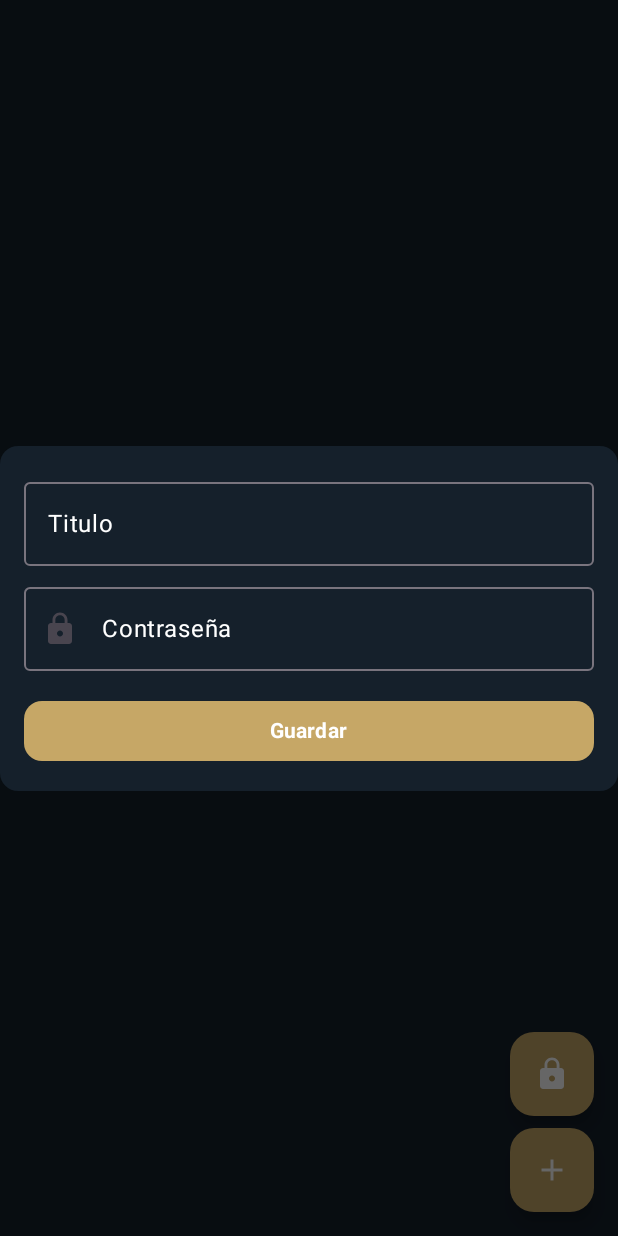
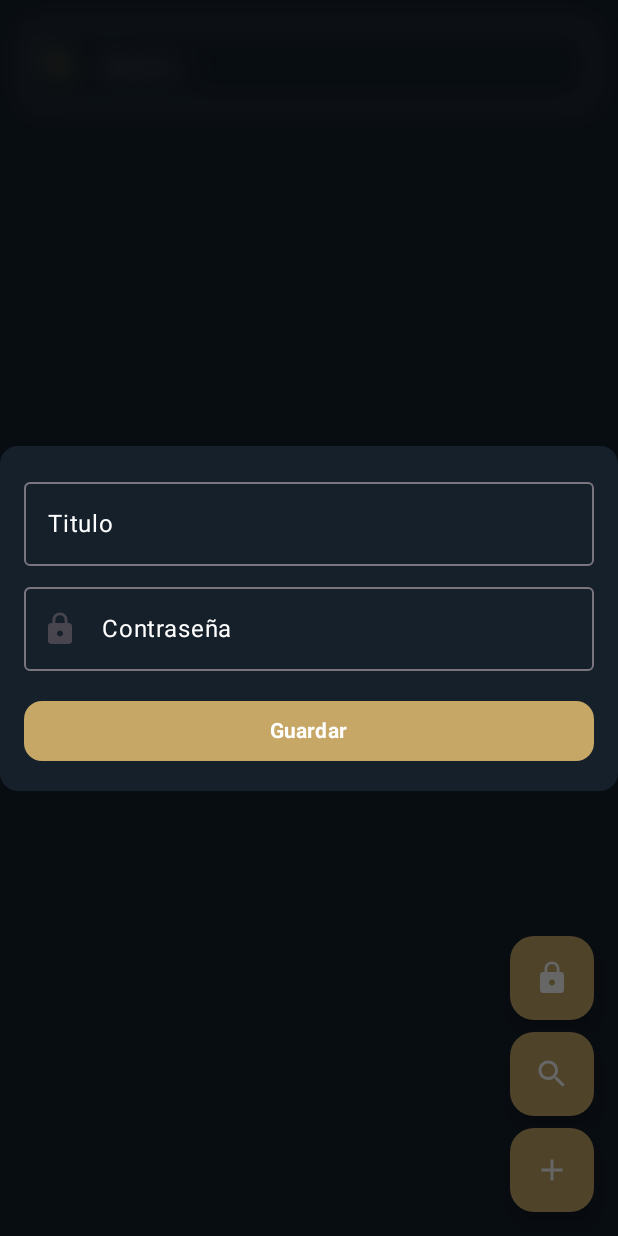
Before and after one commit to SantiagoGrinblat/PasswordManager, an Android app built with Jetpack Compose: the composable SecurityScreen shown on its own in the app's theme, after a tap on "Icon Add", on a phone screen of 412 x 824 dp. Run offline under Robolectric (Android 15) with nearby library versions, the phone set to English and light mode, and no system bars; our stand-ins replace Room's generated code; 2 other taps on this screen came first.

Commit message:
Se agreggo una barra de busqueda en la lista y se modifico la mudularidad del codigo

```diff
--- a/app/build.gradle.kts
+++ b/app/build.gradle.kts
@@ -14,8 +14,8 @@ android {
     applicationId = "com.santidev.passwordmanager"
     minSdk = 28
     targetSdk = 35
-    versionCode = 1
-    versionName = "1.0"
+    versionCode = 3
+    versionName = "1.0.2"
 
     testInstrumentationRunner = "androidx.test.runner.AndroidJUnitRunner"
   }
@@ -39,6 +39,7 @@ android {
 }
 
 dependencies {
+
   implementation(libs.androidx.navigation.compose)
   implementation(libs.kotlinx.serialization.json)
 
--- a/app/src/main/java/com/santidev/passwordmanager/MainViewModel.kt
+++ b/app/src/main/java/com/santidev/passwordmanager/MainViewModel.kt
@@ -2,6 +2,7 @@ package com.santidev.passwordmanager
 
 import androidx.lifecycle.ViewModel
 import androidx.lifecycle.viewModelScope
+import com.santidev.passwordmanager.database.PasswordDao
 import com.santidev.passwordmanager.database.PasswordEntity
 import com.santidev.passwordmanager.database.SecretDatabase
 import kotlinx.coroutines.CoroutineScope
@@ -19,6 +20,9 @@ class MainViewModel: ViewModel(), KoinComponent {
 
   private val _passwords = MutableStateFlow<List<PasswordEntity>>(emptyList())
   val passwordsViewModel = _passwords.asStateFlow()
+
+  private val _searchQuery = MutableStateFlow("")
+  val searchQuery = _searchQuery.asStateFlow()
 
   init {
     getAll()
@@ -41,7 +45,7 @@ class MainViewModel: ViewModel(), KoinComponent {
     viewModelScope.launch(Dispatchers.IO) {
       launchIO {
         dao.getPasswords().collect { result ->
-          _passwords.update { result }
+          _passwords.value = result
         }
       }
     }
@@ -53,4 +57,19 @@ class MainViewModel: ViewModel(), KoinComponent {
     }
   }
 
+  fun search(query: String) {
+    _searchQuery.value = query
+    viewModelScope.launch(Dispatchers.IO) {
+      if (query.isEmpty()) {
+        dao.getPasswords().collect { result ->
+          _passwords.value = result
+        }
+      } else {
+        dao.searchPasswords(query).collect { result ->
+          _passwords.value = result
+        }
+      }
+    }
+  }
+
 }
--- a/app/src/main/java/com/santidev/passwordmanager/database/PasswordDao.kt
+++ b/app/src/main/java/com/santidev/passwordmanager/database/PasswordDao.kt
@@ -17,4 +17,7 @@ interface PasswordDao {
 
   @Delete
   suspend fun deletePassword(password: PasswordEntity)
+
+  @Query("SELECT * FROM passwords WHERE title LIKE '%' || :searchQuery || '%' ")
+  fun searchPasswords(searchQuery: String): Flow<List<PasswordEntity>>
 }
--- /dev/null
+++ b/app/src/main/java/com/santidev/passwordmanager/ui/components/PasswordDialog.kt
@@ -0,0 +1,106 @@
+package com.santidev.passwordmanager.ui.components
+
+import androidx.compose.foundation.background
+import androidx.compose.foundation.layout.Box
+import androidx.compose.foundation.layout.Column
+import androidx.compose.foundation.layout.Spacer
+import androidx.compose.foundation.layout.fillMaxSize
+import androidx.compose.foundation.layout.fillMaxWidth
+import androidx.compose.foundation.layout.height
+import androidx.compose.foundation.layout.padding
+import androidx.compose.foundation.shape.RoundedCornerShape
+import androidx.compose.material.icons.Icons
+import androidx.compose.material.icons.filled.Lock
+import androidx.compose.material3.Button
+import androidx.compose.material3.ButtonDefaults
+import androidx.compose.material3.Icon
+import androidx.compose.material3.MaterialTheme
+import androidx.compose.material3.OutlinedTextField
+import androidx.compose.material3.OutlinedTextFieldDefaults
+import androidx.compose.material3.Text
+import androidx.compose.runtime.Composable
+import androidx.compose.runtime.mutableStateOf
+import androidx.compose.runtime.remember
+import androidx.compose.ui.Alignment
+import androidx.compose.ui.Modifier
+import androidx.compose.ui.draw.clip
+import androidx.compose.ui.graphics.Color
+import androidx.compose.ui.text.font.FontWeight
+import androidx.compose.ui.unit.dp
+import androidx.compose.ui.window.Dialog
+
+@Composable
+fun PasswordDialog(
+  onDismiss: () -> Unit,
+  onSave: (title: String, password: String) -> Unit
+) {
+  Dialog(onDismissRequest = onDismiss) {
+    Box(
+      modifier = Modifier.fillMaxSize(),
+      contentAlignment = Alignment.Center
+    ) {
+      Column(
+        modifier = Modifier
+          .fillMaxWidth()
+          .clip(RoundedCornerShape(12.dp))
+          .background(MaterialTheme.colorScheme.background)
+          .padding(16.dp)
+      ) {
+        val title = remember { mutableStateOf("") }
+        val secretPassword = remember { mutableStateOf("") }
+
+        OutlinedTextField(
+          value = title.value,
+          onValueChange = { title.value = it },
+          modifier = Modifier.fillMaxWidth(),
+          label = { Text(text = "Titulo", color = Color.White) },
+          colors = OutlinedTextFieldDefaults.colors(
+            focusedTextColor = Color.White,
+            unfocusedTextColor = Color.White
+          )
+        )
+
+        Spacer(modifier = Modifier.height(6.dp))
+
+        OutlinedTextField(
+          value = secretPassword.value,
+          onValueChange = { secretPassword.value = it },
+          modifier = Modifier.fillMaxWidth(),
+          label = { Text(text = "Contraseña", color = Color.White) },
+          colors = OutlinedTextFieldDefaults.colors(
+            focusedTextColor = Color.White,
+            unfocusedTextColor = Color.White
+          ),
+          leadingIcon = {
+            Icon(
+              imageVector = Icons.Default.Lock,
+              contentDescription = "Lock Icon"
+            )
+          }
+        )
+
+        Spacer(modifier = Modifier.height(16.dp))
+
+        Button(
+          onClick = {
+            if (secretPassword.value.isNotEmpty() && title.value.isNotEmpty()) {
+              onSave(title.value, secretPassword.value)
+              onDismiss()
+            }
+          },
+          modifier = Modifier.fillMaxWidth(),
+          colors = ButtonDefaults.buttonColors(
+            containerColor = Color(0xFFC6A766)
+          ),
+          shape = RoundedCornerShape(12.dp)
+        ) {
+          Text(
+            text = "Guardar",
+            color = Color.White,
+            fontWeight = FontWeight.Bold
+          )
+        }
+      }
+    }
+  }
+}
--- a/app/src/main/java/com/santidev/passwordmanager/ui/screens/SavePassword.kt
+++ b/app/src/main/java/com/santidev/passwordmanager/ui/screens/SavePassword.kt
@@ -21,12 +21,15 @@ import androidx.compose.foundation.lazy.items
 import androidx.compose.foundation.shape.RoundedCornerShape
 import androidx.compose.material.icons.Icons
 import androidx.compose.material.icons.filled.Add
+import androidx.compose.material.icons.filled.Close
 import androidx.compose.material.icons.filled.Lock
+import androidx.compose.material.icons.filled.Search
 import androidx.compose.material3.Button
 import androidx.compose.material3.ButtonDefaults
 import androidx.compose.material3.FloatingActionButton
 import androidx.compose.material3.HorizontalDivider
 import androidx.compose.material3.Icon
+import androidx.compose.material3.IconButton
 import androidx.compose.material3.MaterialTheme
 import androidx.compose.material3.OutlinedTextField
 import androidx.compose.material3.OutlinedTextFieldDefaults
@@ -60,20 +63,19 @@ import androidx.lifecycle.viewmodel.compose.viewModel
 import com.santidev.passwordmanager.MainViewModel
 import com.santidev.passwordmanager.R
 import com.santidev.passwordmanager.biometric.BiometricHelper
+import com.santidev.passwordmanager.ui.components.PasswordDialog
+import com.santidev.passwordmanager.ui.components.PasswordListItem
+import com.santidev.passwordmanager.ui.components.PasswordSearchBar
 import com.santidev.passwordmanager.utils.CopyButton
 
 @Composable
 fun SavePassword() {
-
   SecurityScreen()
-
 }
 
 @Composable
 fun SecurityScreen() {
-  val authorized = remember {
-    mutableStateOf(false)
-  }
+  val authorized = remember { mutableStateOf(false) }
   val context = LocalContext.current
 
   val authorize: () -> Unit = {
@@ -92,12 +94,11 @@ fun SecurityScreen() {
   )
 
   val viewModel: MainViewModel = viewModel()
-
   val passwords by viewModel.passwordsViewModel.collectAsState()
 
-  val dialogOpen = remember {
-    mutableStateOf(false)
-  }
+  val dialogOpen = remember { mutableStateOf(false) }
+  val searchQuery = remember { mutableStateOf("") }
+  val isSearching = remember { mutableStateOf(false) }
 
   OnLifecycleEvent { owner, event ->
     if (event == Lifecycle.Event.ON_PAUSE) {
@@ -110,61 +111,17 @@ fun SecurityScreen() {
     color = MaterialTheme.colorScheme.background
   ) {
     if (dialogOpen.value) {
-      Dialog(onDismissRequest = { dialogOpen.value = false }) {
-        Box(modifier = Modifier.fillMaxSize(), contentAlignment = Alignment.Center) {
-          Column(
-            modifier = Modifier
-              .fillMaxWidth()
-              .clip(RoundedCornerShape(12.dp))
-              .background(MaterialTheme.colorScheme.background)
-              .padding(16.dp)
-          ) {
-            val secretPassword = remember {
-              mutableStateOf("")
-            }
-            val title = remember { mutableStateOf("") }
-            OutlinedTextField(
-              value = title.value,
-              onValueChange = { title.value = it },
-              modifier = Modifier.fillMaxWidth(),
-              label = { Text(text = "Titulo", color = Color.White) }, colors = OutlinedTextFieldDefaults.colors(
-                focusedTextColor = Color.White,
-                unfocusedTextColor = Color.White
-              )
-            )
-            Spacer(modifier = Modifier.height(6.dp))
-            OutlinedTextField(
-              value = secretPassword.value,
-              onValueChange = { secretPassword.value = it },
-              modifier = Modifier.fillMaxWidth(),
-              label = { Text(text = "Contraseña", color = Color.White) },
-              colors = OutlinedTextFieldDefaults.colors(
-                focusedTextColor = Color.White,
-                unfocusedTextColor = Color.White
-              ),
-              leadingIcon = {
-                Icon(imageVector = Icons.Default.Lock, contentDescription = "Lock Icon")
+      PasswordDialog(
+        onDismiss = { dialogOpen.value = false },
+        onSave = { title, password ->
+          viewModel.createOne(title, password)
         }
       )
-            Spacer(modifier = Modifier.height(16.dp))
-            Button(
-              onClick = {
-                if (secretPassword.value.isNotEmpty() == true && title.value.isNotEmpty() == true) {
-                  viewModel.createOne(title.value, secretPassword.value)
-                  dialogOpen.value = false
-                }
-              }, modifier = Modifier.fillMaxWidth(), colors = ButtonDefaults.buttonColors(
-                containerColor = Color(0xFFC6A766)
-              ), shape = RoundedCornerShape(12.dp)
-            ) {
-              Text(text = "Guardar", color = Color.White, fontWeight = FontWeight.Bold)
-            }
-          }
-        }
-      }
     }
 
-    Scaffold(modifier = Modifier.fillMaxSize(), floatingActionButton = {
+    Scaffold(
+      modifier = Modifier.fillMaxSize(),
+      floatingActionButton = {
         Column {
           AnimatedVisibility(visible = !authorized.value) {
             FloatingActionButton(
@@ -179,9 +136,23 @@ fun SecurityScreen() {
             }
           }
           Spacer(modifier = Modifier.height(8.dp))
-        FloatingActionButton(onClick = {
-          dialogOpen.value = true
-        }, containerColor = Color(0xFFC6A766)) {
+
+          FloatingActionButton(
+            onClick = { isSearching.value = !isSearching.value },
+            containerColor = Color(0xFFC6A766)
+          ) {
+            Icon(
+              imageVector = Icons.Default.Search,
+              contentDescription = "Icon Search",
+              tint = Color.White
+            )
+          }
+          Spacer(modifier = Modifier.height(8.dp))
+
+          FloatingActionButton(
+            onClick = { dialogOpen.value = true },
+            containerColor = Color(0xFFC6A766)
+          ) {
             Icon(
               imageVector = Icons.Default.Add,
               contentDescription = "Icon Add",
@@ -189,72 +160,42 @@ fun SecurityScreen() {
             )
           }
         }
-    }) { paddings ->
+      }
+    ) { paddings ->
       Box(
         modifier = Modifier
           .fillMaxSize()
           .padding(paddings)
-          .blur(
-            blurValue,
-            edgeTreatment = BlurredEdgeTreatment.Unbounded
+          .blur(blurValue, edgeTreatment = BlurredEdgeTreatment.Unbounded)
+      ) {
+        Column(modifier = Modifier.fillMaxSize()) {
+          AnimatedVisibility(visible = isSearching.value) {
+            PasswordSearchBar(
+              searchQuery = searchQuery.value,
+              onSearchChange = {
+                searchQuery.value = it
+                viewModel.search(it)
+              },
+              onClear = {
+                searchQuery.value = ""
+                viewModel.search("")
+              }
             )
-      )
-      {
+          }
+
           LazyColumn(
             modifier = Modifier
               .fillMaxSize()
               .padding(16.dp),
             verticalArrangement = Arrangement.spacedBy(8.dp)
           ) {
-          items(passwords, key = { it.id ?: 0 }) {
-            Box(
-              modifier = Modifier
-                .animateItem()
-                .fillMaxWidth()
-                .clip(RoundedCornerShape(8.dp))
-                .background(color = Color.Transparent)
-                .border(1.dp, Color(0xFFA39F9F), RoundedCornerShape(8.dp))
-                .padding(16.dp)
-            ) {
-              Column {
-                Text(text = it.title, fontWeight = FontWeight.Bold, color = Color.White)
-                HorizontalDivider(
-                  modifier = Modifier
-                    .fillMaxWidth()
-                    .height(15.dp),
-                  thickness = 1.dp,
-                  color = Color(0xFFA39F9F)
+            items(passwords, key = { it.id ?: 0 }) { password ->
+              PasswordListItem(
+                password = password,
+                isAuthorized = authorized.value,
+                onDelete = { viewModel.deleteOne(it) },
+                modifier = Modifier.animateItem()
               )
-
-                Text(text = it.password, fontWeight = FontWeight.Light, color = Color.White)
-
-                Spacer(modifier = Modifier.height(6.dp))
-
-                Row(modifier = Modifier.fillMaxWidth(), horizontalArrangement = Arrangement.SpaceBetween) {
-                  AnimatedVisibility(visible = authorized.value) {
-                    Button(
-                      onClick = {viewModel.deleteOne(it)},
-                      shape = RoundedCornerShape(50),
-                      colors = ButtonDefaults.elevatedButtonColors(
-                        containerColor = Color(0xFF2C2C2E),
-                        contentColor = Color.White
-                      ),
-                      elevation = ButtonDefaults.elevatedButtonElevation(defaultElevation = 8.dp)
-                    ) {
-                      Text(text = "BORRAR", color = Color.White)
-                      Spacer(modifier = Modifier.width(4.dp))
-                      Icon(
-                        painter = painterResource(id = R.drawable.deleteicon),
-                        contentDescription = "Button Delete" ,
-                        tint = Color(0xFFC6A766)
-                      )
-                    }
-                  }
-                  CopyButton(
-                    textToCopy = it.password
-                  )
-                }
-              }
             }
           }
         }
@@ -265,7 +206,6 @@ fun SecurityScreen() {
 
 @Composable
 fun OnLifecycleEvent(onEvent: (owner: LifecycleOwner, event: Lifecycle.Event) -> Unit) {
-
   val eventHandler = rememberUpdatedState(newValue = onEvent)
   val lifecycleOwner = rememberUpdatedState(newValue = LocalLifecycleOwner.current)
 
```
Also changed, not shown: app/src/main/java/com/santidev/passwordmanager/ui/components/PasswordListItem.kt (added, +98 -0 lines), app/src/main/java/com/santidev/passwordmanager/ui/components/PasswordSearchBar.kt (added, +59 -0 lines), 1 other file. Lines whose indentation alone changed are shown as unchanged.
